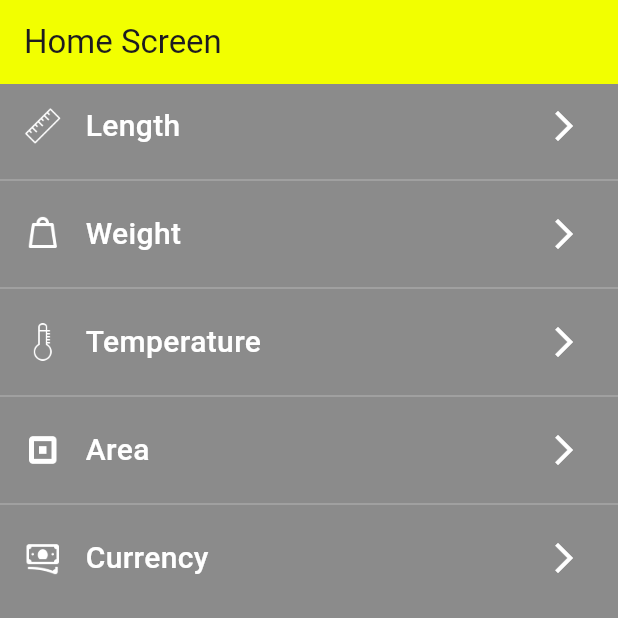
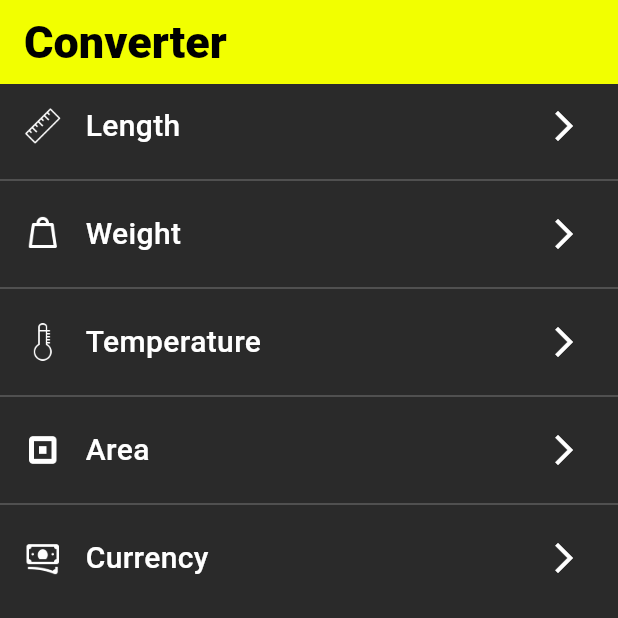
Before and after one commit to a1ekseevkiri11/mobile, a Flutter app: the screen it shows after launch, on a phone screen of 412 x 824 dp, the top half of it. Run offline on Flutter 3.47's test engine with Material 3 defaults, Android fonts, the phone set to English and light mode, and no system bars; our stand-ins replace math_expressions.

Commit message:
layout and fix bug DropdownMenu

```diff
--- a/converter/lib/features/converter_list/view/value_list_screen.dart
+++ b/converter/lib/features/converter_list/view/value_list_screen.dart
@@ -31,9 +31,9 @@ final List<Value> VALUE_ARRAY = [
     valueName: 'Temperature',
     icon: 'img/temperature.png',
     valuesMap: {
-      'C': 1,
-      'F': 2,
-      'K': 3,
+      'C': 0,
+      'F': 0,
+      'K': 0,
     },
     supportKey: 'C',
   ),
@@ -53,9 +53,9 @@ final List<Value> VALUE_ARRAY = [
     valueName: 'Currency',
     icon: 'img/currency.png',
     valuesMap: {
-      'USD': 1,
-      'EUR': 0.85,
-      'RUB': 75.0,
+      'RUB': 1,
+      'USD': 95,
+      'EUR': 100,
     },
     supportKey: 'USD',
   ),
@@ -70,7 +70,7 @@ class ValueListScreen extends StatelessWidget {
   Widget build(BuildContext context) {
     return Scaffold(
       appBar: AppBar(
-        title: const Text('Home Screen'),
+        title: const Text('Converter'),
       ),
       body: ListView.separated(
         itemCount: VALUE_ARRAY.length,
--- a/converter/lib/main.dart
+++ b/converter/lib/main.dart
@@ -16,14 +16,18 @@ class MyApp extends StatelessWidget {
       title: 'converter',
       theme: ThemeData(
         appBarTheme: const AppBarTheme(
-          backgroundColor: Color.fromARGB(255, 242, 255, 0)
-        ),
-
+          backgroundColor: Color.fromARGB(255, 242, 255, 0),
+          titleTextStyle: TextStyle(
+              fontWeight: FontWeight.w900, // Устанавливаем толщину шрифта
+              fontSize: 30, // Размер шрифта
+              color: Color.fromARGB(255, 0, 0, 0), // Цвет текста
+            ),
+          ),
         dividerColor: Colors.white24,
         listTileTheme: const ListTileThemeData(
           iconColor: Colors.white,
         ),
-        scaffoldBackgroundColor: const Color.fromARGB(255, 139, 139, 139),
+        scaffoldBackgroundColor: const Color.fromARGB(255, 42, 42, 42),
         primarySwatch: Colors.pink,
         textTheme: const TextTheme(
           bodyMedium: TextStyle(
@@ -32,6 +36,7 @@ class MyApp extends StatelessWidget {
             fontSize: 20,
           ),
         ),
+
       ),
 
       initialRoute: '/home',
```
Also changed, not shown: converter/lib/features/converter/view/converter_screen.dart (+41 -145 lines), converter/lib/features/converter_list/widgets/value_tile.dart (+25 -1 lines).
